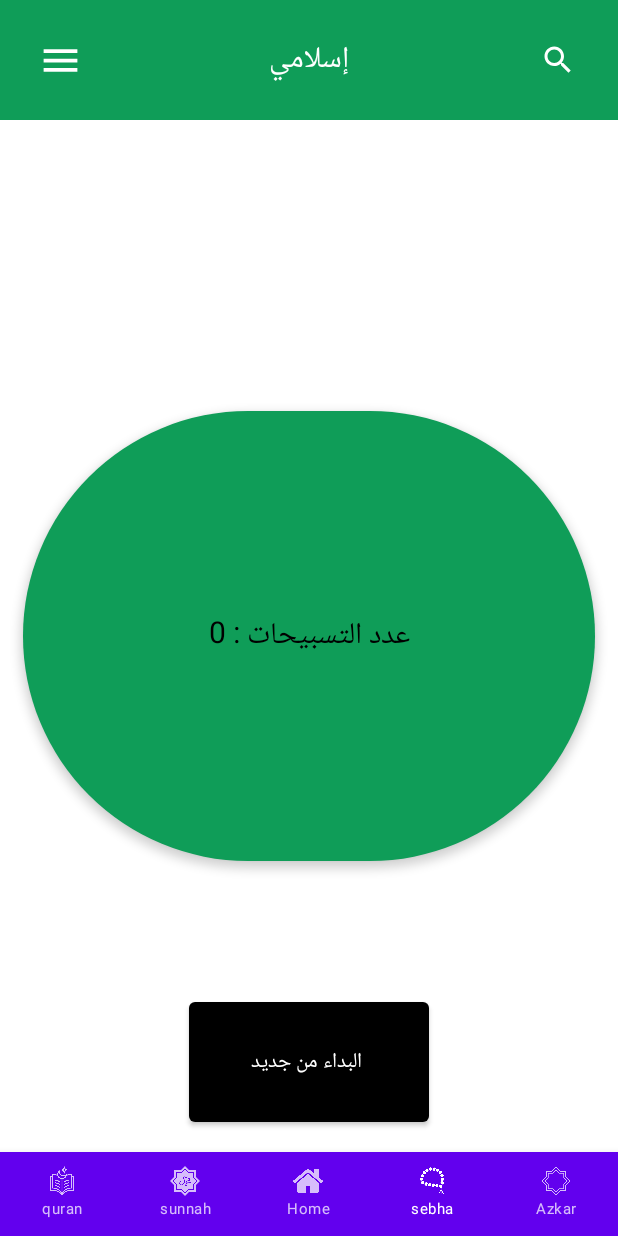
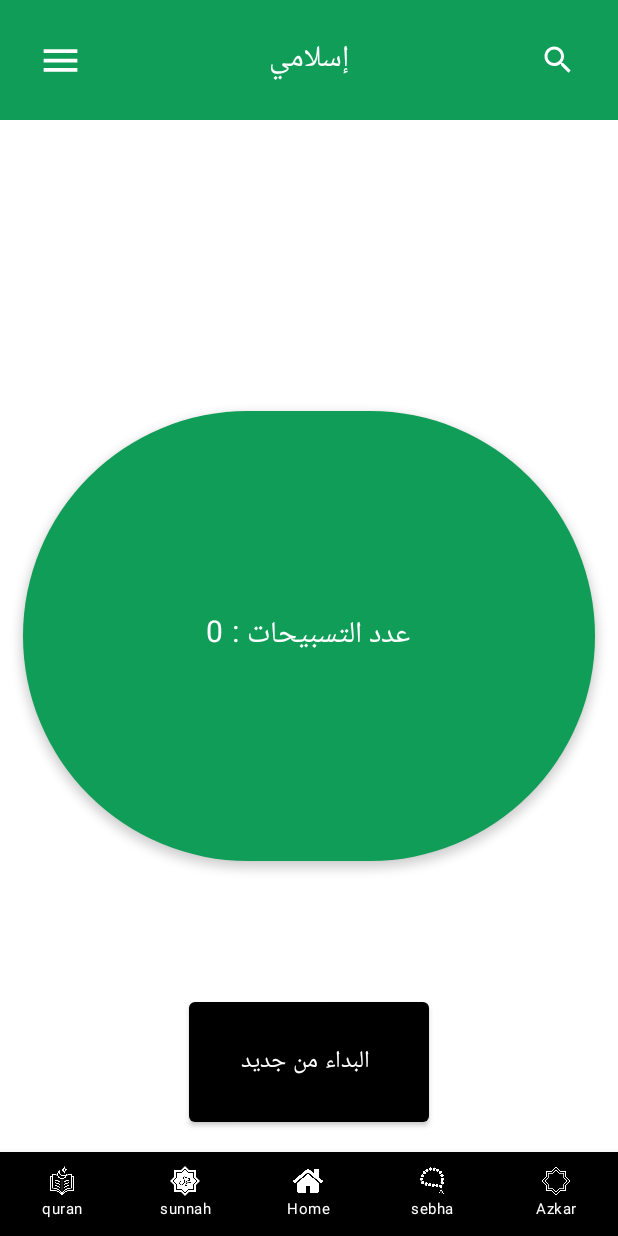
Before and after one commit to marwan-s8/muslim_pack_app, an Android app built with Jetpack Compose: the screen it shows after launch (MainActivity), item 4 of the bottom bar chosen, on a phone screen of 412 x 824 dp. Run offline under Robolectric (Android 15) with nearby library versions, the phone set to English and light mode, and no system bars; our stand-ins replace accompanist.

Commit message:
add switch mode light and dark and work functionality

```diff
--- a/app/src/main/java/com/example/littlelemon/MainActivity.kt
+++ b/app/src/main/java/com/example/littlelemon/MainActivity.kt
@@ -3,6 +3,7 @@ package com.example.littlelemon
 import PureTransparentTopBar
 import android.annotation.SuppressLint
 import android.content.Context
+import android.content.SharedPreferences
 import android.os.Bundle
 import androidx.activity.ComponentActivity
 import androidx.activity.compose.setContent
@@ -30,7 +31,7 @@ import androidx.compose.material.ButtonDefaults
 import androidx.compose.material.Colors
 import androidx.compose.material.Icon
 import androidx.compose.material.IconButton
-import androidx.compose.material.MaterialTheme
+import androidx.compose.material3.MaterialTheme
 import androidx.compose.material.OutlinedTextField
 import androidx.compose.material.Scaffold
 import androidx.compose.material.Surface
@@ -38,7 +39,12 @@ import androidx.compose.material.Text
 import androidx.compose.material.rememberDrawerState
 import androidx.compose.material.rememberScaffoldState
 import androidx.compose.runtime.Composable
+import androidx.compose.runtime.MutableState
+import androidx.compose.runtime.getValue
+import androidx.compose.runtime.mutableStateOf
+import androidx.compose.runtime.remember
 import androidx.compose.runtime.rememberCoroutineScope
+import androidx.compose.runtime.setValue
 import androidx.compose.ui.Alignment
 import androidx.compose.ui.Modifier
 import androidx.compose.ui.draw.clip
@@ -60,7 +66,6 @@ import androidx.lifecycle.MutableLiveData
 import androidx.lifecycle.lifecycleScope
 import androidx.navigation.NavController
 import androidx.navigation.compose.rememberNavController
-import com.example.littlelemon.ui.theme.LittleLemonTheme
 import com.google.accompanist.systemuicontroller.rememberSystemUiController
 import kotlinx.coroutines.launch
 
@@ -72,36 +77,42 @@ class MainActivity : ComponentActivity() {
 
 
         setContent {
-            LittleLemonTheme {
+            var context= LocalContext.current
+            val darkmodeon  = remember { context.getSharedPreferences("darkmode", Context.MODE_PRIVATE) }
+            var dark by remember { mutableStateOf( darkmodeon.getBoolean("darkmodeon",false)) }
+            myTheme (dark){
                 val systemUiController = rememberSystemUiController()
-
                 systemUiController.setStatusBarColor(
                     color = Color(0xFF0F9D58), // any color you want
                     darkIcons = true // use true for black icons, false for white
                 )
-                var context= LocalContext.current
-         app(context )
+               Surface(  modifier = Modifier.fillMaxSize(),
+                    color = MaterialTheme.colorScheme.background) {
+                    app(context ,darkmodeon,dark){ newValue ->
+                        dark = newValue
+                    }
+                }
             }
         }
     }
 }
 
 @Composable
-fun app(context: Context?=null){
+fun app(context: Context?=null, prefs: SharedPreferences,dark: Boolean,onThemeChange: (Boolean) -> Unit){
     val scope = rememberCoroutineScope()
     val scaffoldState = rememberScaffoldState()
     val navController= rememberNavController()
 
     Scaffold (
         scaffoldState=scaffoldState,
-        drawerContent = {drawer(scaffoldState,scope)},
+        drawerContent = {drawer(scaffoldState,scope,prefs, dark, onThemeChange)},
         drawerBackgroundColor = Color.White,
         topBar = { PureTransparentTopBar(
             title = "إسلامي",
             onBackClick = { scope.launch { scaffoldState.drawerState.open() } },
             onSearchClick = { /* Handle search */ }
     )}
-    , backgroundColor = Color.White,
+    , backgroundColor = MaterialTheme.colorScheme.background,
         bottomBar = {BotNav(navController)}
 
     ){  Column (modifier = Modifier.fillMaxWidth().padding(it)){
@@ -173,7 +184,7 @@ fun mainscreen(navController: NavController){
                         },
                         modifier = Modifier.padding(5.dp).height(100.dp)
                             .fillMaxWidth(0.4.toFloat()),
-                        colors = ButtonDefaults.buttonColors(backgroundColor = Color.LightGray),
+                        colors = ButtonDefaults.buttonColors(backgroundColor =Color(0xf0CDEDBB)),
                         border = BorderStroke(10.dp, color = Color.Transparent)
                     ) {
                         Text(text = "القران", textAlign = TextAlign.Left, fontSize = 20.sp)
@@ -191,7 +202,7 @@ fun mainscreen(navController: NavController){
                         },
                         modifier = Modifier.padding(5.dp).height(120.dp)
                             .fillMaxWidth(0.7.toFloat()),
-                        colors = ButtonDefaults.buttonColors(backgroundColor = Color.LightGray),
+                        colors = ButtonDefaults.buttonColors(backgroundColor = Color(0xf0CDEDBB)),
                         border = BorderStroke(10.dp, color = Color.Transparent)
                     ) {
                             Text(text = "حديث", textAlign = TextAlign.Start, fontSize = 20.sp,
@@ -218,7 +229,7 @@ fun mainscreen(navController: NavController){
                         },
                         modifier = Modifier.padding(5.dp).height(120.dp).fillMaxWidth(0.4.toFloat())
                             .offset(y = (-20).dp),
-                        colors = ButtonDefaults.buttonColors(backgroundColor = Color.LightGray),
+                        colors = ButtonDefaults.buttonColors(backgroundColor = Color(0xffCDEDBB)),
                         border = BorderStroke(10.dp, color = Color.Transparent)
                     ) {
                         Text(text = "اذكار", textAlign = TextAlign.Start, fontSize = 20.sp, modifier = Modifier.fillMaxWidth(.6f))
@@ -236,7 +247,7 @@ fun mainscreen(navController: NavController){
                         },
                         modifier = Modifier.padding(5.dp).height(100.dp)
                             .fillMaxWidth(0.7.toFloat()),
-                        colors = ButtonDefaults.buttonColors(backgroundColor = Color.LightGray),
+                        colors = ButtonDefaults.buttonColors(backgroundColor = Color(0xf0CDEDBB)),
                         border = BorderStroke(10.dp, color = Color.Transparent)
                     ) {
                         Text(text = "السبحة", textAlign = TextAlign.Left, fontSize = 20.sp,
@@ -255,7 +266,7 @@ fun mainscreen(navController: NavController){
                     onClick = {
 
                     }, modifier = Modifier.fillMaxWidth().padding(5.dp).height(50.dp),
-                    colors = ButtonDefaults.buttonColors(backgroundColor = Color.LightGray),
+                    colors = ButtonDefaults.buttonColors(backgroundColor = Color(0xf0CDEDBB)),
                     border = BorderStroke(2.dp, color = Color(color = R.color.teal_200))
                 ) {
                     Text(text = "الصلاة", textAlign = TextAlign.Start, fontSize = 20.sp)
@@ -276,7 +287,7 @@ fun mainscreen(navController: NavController){
 @Preview(showBackground = true)
 @Composable
 fun GreetingPreview() {
-    LittleLemonTheme {
-        app()
+    myTheme  {
+
     }
 }
--- a/app/src/main/java/com/example/littlelemon/drawer.kt
+++ b/app/src/main/java/com/example/littlelemon/drawer.kt
@@ -1,5 +1,7 @@
 package com.example.littlelemon
 
+import android.content.SharedPreferences
+import androidx.compose.foundation.background
 import androidx.compose.foundation.layout.Arrangement
 import androidx.compose.foundation.layout.Column
 import androidx.compose.foundation.layout.Row
@@ -15,7 +17,9 @@ import androidx.compose.material.Switch
 import androidx.compose.material.Text
 import androidx.compose.material.icons.Icons
 import androidx.compose.material.icons.filled.ExitToApp
+import androidx.compose.material3.MaterialTheme
 import androidx.compose.runtime.Composable
+import androidx.compose.runtime.MutableState
 import androidx.compose.runtime.getValue
 import androidx.compose.runtime.mutableStateOf
 
@@ -27,19 +31,27 @@ import kotlinx.coroutines.CoroutineScope
 import kotlinx.coroutines.launch
 
 @Composable
-fun drawer(scaffoldState: ScaffoldState,scope:CoroutineScope){
-    var tog by remember { mutableStateOf(false) }
-    Column(modifier = Modifier.fillMaxSize()){
+fun drawer(  scaffoldState: ScaffoldState,
+             scope: CoroutineScope,
+             darkmodeon: SharedPreferences,
+             dark: Boolean,
+             onThemeChange: (Boolean) -> Unit){
+
+
+
+    Column(modifier = Modifier.fillMaxSize().background(MaterialTheme.colorScheme.background)){
         Row (modifier = Modifier.fillMaxWidth(0.9f).padding(10.dp), horizontalArrangement = Arrangement.Center) {
-            Text("dark mode")
+            Text( if(dark) "Dark mode" else "Light mode", color = MaterialTheme.colorScheme.onBackground)
             Spacer(modifier = Modifier.width(16.dp))
-            Switch(checked = tog, onCheckedChange ={tog = it} )
+            Switch(checked = dark, onCheckedChange ={ checked ->
+                darkmodeon.edit().putBoolean("darkmodeon", checked).apply()
+                onThemeChange(checked) } )
         }
 
         IconButton(onClick = {scope.launch { scaffoldState.drawerState.close() }}
             ,Modifier.padding(10.dp).fillMaxWidth(.9f)
         ) {
-            Icon(Icons.Filled.ExitToApp, contentDescription = "")
+            Icon(Icons.Filled.ExitToApp, contentDescription = "", tint = MaterialTheme.colorScheme.onBackground)
         }
     }
 
--- /dev/null
+++ b/app/src/main/java/com/example/littlelemon/myTheme.kt
@@ -0,0 +1,15 @@
+package com.example.littlelemon
+
+
+import androidx.compose.foundation.isSystemInDarkTheme
+import androidx.compose.material3.MaterialTheme
+import androidx.compose.runtime.Composable
+import com.example.littlelemon.ui.theme.DarkColors
+import com.example.littlelemon.ui.theme.LightColors
+
+@Composable
+fun myTheme(darkmode:Boolean = isSystemInDarkTheme(), content: @Composable () -> Unit){
+
+    val color= if(darkmode) DarkColors else LightColors
+    MaterialTheme  (colorScheme = color,content=content)
+}
--- a/app/src/main/java/com/example/littlelemon/nav.kt
+++ b/app/src/main/java/com/example/littlelemon/nav.kt
@@ -8,6 +8,7 @@ import androidx.compose.material.BottomNavigation
 import androidx.compose.material.BottomNavigationItem
 import androidx.compose.material.Icon
 import androidx.compose.material.Text
+import androidx.compose.material3.MaterialTheme
 import androidx.compose.runtime.Composable
 import androidx.compose.runtime.getValue
 import androidx.compose.runtime.mutableStateOf
@@ -69,12 +70,13 @@ fun BotNav (navController: NavHostController){
     //if (currentRoute == Home.route) return       //this for hide navbot while be in home
     val indexsel = rememberSaveable { mutableStateOf(0)  }
 
-    BottomNavigation(modifier = Modifier.height(56.dp)) {
+    BottomNavigation(modifier = Modifier.height(56.dp), backgroundColor = MaterialTheme.colorScheme.onBackground) {
         selist.fastForEachIndexed{index,item ->
         BottomNavigationItem(
-            label = { Text(item.title,fontSize = 10.sp,
+            label = { Text(item.title,fontSize = 10.sp, color = MaterialTheme.colorScheme.background,
                 modifier = Modifier.padding(top = 2.dp)) },
-            icon = { Icon(painterResource(id=item.iconResId), contentDescription = "",modifier = Modifier.size(20.dp)) },
+            icon = { Icon(painterResource(id=item.iconResId), contentDescription = ""
+                ,modifier = Modifier.size(20.dp), tint = MaterialTheme.colorScheme.background) },
             selected =index==indexsel.value ,
             onClick = {indexsel.value=index
             navController.navigate(selist[index].route){
--- a/app/src/main/java/com/example/littlelemon/sebha.kt
+++ b/app/src/main/java/com/example/littlelemon/sebha.kt
@@ -11,6 +11,7 @@ import androidx.compose.foundation.layout.padding
 import androidx.compose.foundation.shape.CircleShape
 import androidx.compose.material.Button
 import androidx.compose.material.ButtonDefaults
+import androidx.compose.material3.MaterialTheme
 import androidx.compose.material3.Text
 import androidx.compose.runtime.Composable
 import androidx.compose.runtime.getValue
@@ -25,7 +26,7 @@ import androidx.compose.ui.platform.LocalContext
 import androidx.compose.ui.tooling.preview.Preview
 import androidx.compose.ui.unit.dp
 import androidx.compose.ui.unit.sp
-import com.example.littlelemon.ui.theme.LittleLemonTheme
+
 
 @Composable
 fun sebhaScreen(){
@@ -55,16 +56,15 @@ fun sebhaScreen(){
                colors = ButtonDefaults.buttonColors(Color(0xFF0F9D58))
            )
            {
-               Text("${counter} : عدد التسبيحات", fontSize = 20.sp)
+               Text("${counter} : عدد التسبيحات", fontSize = 20.sp, color = MaterialTheme.colorScheme.background)
            }
 
            Button(onClick = {
                counter=0
                saveCounter(counter)
-           },
-               modifier = Modifier.size(160.dp,80.dp).align(Alignment.BottomCenter).offset(0.dp,-20.dp),
-               colors = ButtonDefaults.buttonColors(Color.Black)) {
-               Text("البداء من جديد ", color = Color.White)
+           }, colors = ButtonDefaults.buttonColors(MaterialTheme.colorScheme.onBackground),
+               modifier = Modifier.size(160.dp,80.dp).align(Alignment.BottomCenter).offset(0.dp,-20.dp)) {
+               Text("البداء من جديد ", color = MaterialTheme.colorScheme.background)
            }
 
        }
--- a/app/src/main/java/com/example/littlelemon/sunnh.kt
+++ b/app/src/main/java/com/example/littlelemon/sunnh.kt
@@ -65,7 +65,7 @@ fun SunnahScreen() {
                                      }, colors = ButtonDefaults.buttonColors(Color(0xFF0F9D58))
                              , modifier = Modifier.size(160.dp,80.dp).align(alignment = Alignment.BottomCenter).offset(0.dp,-20.dp))
                     {
-                        Text("التالي")
+                        Text("التالي", fontSize = 24.sp, color = Color.White)
                     }}
                 else -> Text("No Hadith loaded")
             }
@@ -81,7 +81,8 @@ fun HadithContent(hadith: HadithResponse) {
     ) {
         Text(
             text = hadith.data.contents.arab,
-            style = MaterialTheme.typography.bodyLarge, fontSize = 20.sp
+            style = MaterialTheme.typography.bodyLarge, fontSize = 20.sp,
+            color = MaterialTheme.colorScheme.onBackground
         )
         Spacer(modifier = Modifier.height(16.dp))
         Text(
--- a/app/src/main/java/com/example/littlelemon/ui/theme/Color.kt
+++ b/app/src/main/java/com/example/littlelemon/ui/theme/Color.kt
@@ -1,10 +1,22 @@
 package com.example.littlelemon.ui.theme
 
+import androidx.compose.material3.darkColorScheme
+import androidx.compose.material3.lightColorScheme
 import androidx.compose.ui.graphics.Color
 
-val Purple200 = Color(0xFFBB86FC)
-val Purple500 = Color(0xFF6200EE)
-val Purple700 = Color(0xFF3700B3)
-val Teal200 = Color(0xFF03DAC5)
-val primary = Color.White
-val DarkPrimary = Color.Black
+
+ val LightColors = lightColorScheme(
+    primary = Color(0xFF6200EE),
+    onPrimary = Color.White,
+    background = Color.White,
+    onBackground = Color.Black,
+     onSurface = Color(0xebf4f3ff)
+)
+
+ val DarkColors = darkColorScheme(
+    primary = Color(0xFFBB86FC),
+    onPrimary = Color.Black,
+    background = Color.Black,
+    onBackground = Color.White,
+     onSurface = Color(0xff4A4A4A)
+)
--- a/app/src/main/java/com/example/littlelemon/ui/theme/Theme.kt
+++ /dev/null
@@ -1,44 +0,0 @@
-package com.example.littlelemon.ui.theme
-
-import androidx.compose.foundation.isSystemInDarkTheme
-import androidx.compose.material.MaterialTheme
-import androidx.compose.material.darkColors
-import androidx.compose.material.lightColors
-import androidx.compose.runtime.Composable
-
-private val DarkColorPalette = darkColors(
-    primary = Purple200,
-    primaryVariant = Purple700,
-    secondary = Teal200
-)
-
-private val LightColorPalette = lightColors(
-    primary = Purple500,
-    primaryVariant = Purple700,
-    secondary = Teal200
-
-    /* Other default colors to override
-    background = Color.White,
-    surface = Color.White,
-    onPrimary = Color.White,
-    onSecondary = Color.Black,
-    onBackground = Color.Black,
-    onSurface = Color.Black,
-    */
-)
-
-@Composable
-fun LittleLemonTheme(darkTheme: Boolean = isSystemInDarkTheme(), content: @Composable () -> Unit) {
-    val colors = if (darkTheme) {
-        DarkColorPalette
-    } else {
-        LightColorPalette
-    }
-
-    MaterialTheme(
-        colors = colors,
-        typography = Typography,
-        shapes = Shapes,
-        content = content
-    )
-}
```
Also changed, not shown: app/src/main/java/com/example/littlelemon/azkar.kt (+22 -16 lines), app/src/main/java/com/example/littlelemon/quran.kt (+11 -5 lines).
